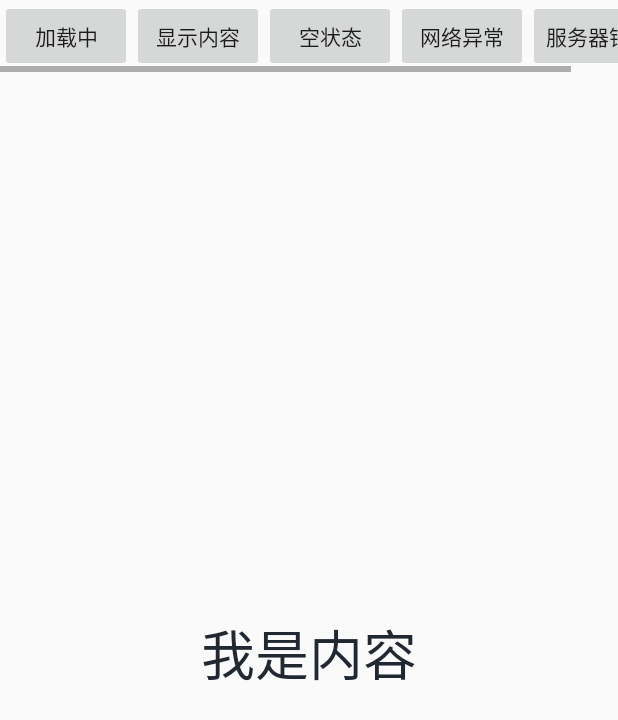
After one commit to KeWeize/PPUIMaster, an Android app: the PUIMultiStatesLayoutActivity screen opened directly, with no data from a screen before it, on a phone screen of 412 x 824 dp. The commit adds this screen. Shown: the top 720 px of the screen. Run offline under Robolectric (Android 15) with nearby library versions, the light colour scheme and no system bars; our stand-ins replace ButterKnife.

Commit message:
1.添加多状态布局 PUIMultiStatesLayout

```diff
--- a/app/src/main/AndroidManifest.xml
+++ b/app/src/main/AndroidManifest.xml
@@ -20,6 +20,7 @@
         <activity android:name=".widget.PUIRoundWidgetActivity" />
         <activity android:name=".widget.LayoutActivity" />
         <activity android:name=".widget.PUITopBarActivity" />
+        <activity android:name=".widget.PUIMultiStatesLayoutActivity" />
 
     </application>
 
--- a/app/src/main/java/com/pilaipiwang/ppuimaster/MainActivity.kt
+++ b/app/src/main/java/com/pilaipiwang/ppuimaster/MainActivity.kt
@@ -9,6 +9,7 @@ import com.chad.library.adapter.base.BaseViewHolder
 import com.pilaipiwang.ppuimaster.base.BaseActivity
 import com.pilaipiwang.ppuimaster.widget.PUIRoundWidgetActivity
 import com.pilaipiwang.ppuimaster.widget.LayoutActivity
+import com.pilaipiwang.ppuimaster.widget.PUIMultiStatesLayoutActivity
 import com.pilaipiwang.ppuimaster.widget.PUITopBarActivity
 import com.pilaipiwang.pui.widget.topbar.PUITopBar
 
@@ -18,7 +19,7 @@ class MainActivity : BaseActivity() {
     lateinit var mRecyclerView: RecyclerView
 
     private val mAdapter = MainAdapter()
-    private val mDataList = arrayListOf("Layout", "Round Widget", "PUITopBar")
+    private val mDataList = arrayListOf("Layout", "Round Widget", "PUITopBar", "PUIMultiStateLayout")
 
     override fun attrLayoutId(): Int = R.layout.activity_main
 
@@ -34,6 +35,8 @@ class MainActivity : BaseActivity() {
                     startActivity(Intent(this@MainActivity, PUIRoundWidgetActivity::class.java))
                 "PUITopBar" ->
                     startActivity(Intent(this@MainActivity, PUITopBarActivity::class.java))
+                "PUIMultiStateLayout" ->
+                    startActivity(Intent(this@MainActivity, PUIMultiStatesLayoutActivity::class.java))
             }
         }
         mAdapter.setNewData(mDataList)
--- /dev/null
+++ b/app/src/main/res/layout/activity_multistates.xml
@@ -0,0 +1,67 @@
+<?xml version="1.0" encoding="utf-8"?>
+<LinearLayout xmlns:android="http://schemas.android.com/apk/res/android"
+    xmlns:app="http://schemas.android.com/apk/res-auto"
+    xmlns:tools="http://schemas.android.com/tools"
+    android:layout_width="match_parent"
+    android:layout_height="match_parent"
+    android:orientation="vertical"
+    tools:context=".MainActivity">
+
+    <HorizontalScrollView
+        android:layout_width="match_parent"
+        android:layout_height="wrap_content">
+
+        <LinearLayout
+            android:layout_width="wrap_content"
+            android:layout_height="wrap_content"
+            android:orientation="horizontal">
+
+            <Button
+                android:id="@+id/btn_loading"
+                android:layout_width="wrap_content"
+                android:layout_height="wrap_content"
+                android:text="加载中" />
+
+            <Button
+                android:id="@+id/btn_content"
+                android:layout_width="wrap_content"
+                android:layout_height="wrap_content"
+                android:text="显示内容" />
+
+            <Button
+                android:id="@+id/btn_empty"
+                android:layout_width="wrap_content"
+                android:layout_height="wrap_content"
+                android:text="空状态" />
+
+            <Button
+                android:id="@+id/btn_netoff"
+                android:layout_width="wrap_content"
+                android:layout_height="wrap_content"
+                android:text="网络异常" />
+
+            <Button
+                android:id="@+id/btn_error"
+                android:layout_width="wrap_content"
+                android:layout_height="wrap_content"
+                android:text="服务器错误" />
+
+        </LinearLayout>
+
+    </HorizontalScrollView>
+
+    <com.pilaipiwang.pui.widget.multilayout.PUIDefaultMultiStatesLayout
+        android:id="@+id/stateslayout"
+        android:layout_width="match_parent"
+        android:layout_height="match_parent">
+
+        <TextView
+            android:layout_width="wrap_content"
+            android:layout_height="wrap_content"
+            android:layout_gravity="center"
+            android:text="我是内容"
+            android:textSize="36sp" />
+
+    </com.pilaipiwang.pui.widget.multilayout.PUIDefaultMultiStatesLayout>
+
+</LinearLayout>
--- /dev/null
+++ b/pmui/src/main/java/com/pilaipiwang/pui/widget/multilayout/PUIDefaultMultiStatesLayout.kt
@@ -0,0 +1,140 @@
+package com.pilaipiwang.pui.widget.multilayout
+
+import android.content.Context
+import android.util.AttributeSet
+import android.view.LayoutInflater
+import android.view.View
+import android.widget.Button
+import android.widget.ImageView
+import android.widget.TextView
+import com.pilaipiwang.pui.R
+
+/**
+ * @author: vitar
+ * @date:   2019/11/11
+ */
+class PUIDefaultMultiStatesLayout : PUIMultiStatesLayout {
+
+    private val mMultiStateViewProvider = object : PUIMultiStatesViewProvider {
+
+        override fun attachedLoadingLayout(context: Context): View? {
+            return makeSureLoadingView(context)
+        }
+
+        override fun attachedEmptyLayout(context: Context): View? {
+            return makeSureExceptionView(context)
+        }
+
+        override fun attachedNetOffLayout(context: Context): View? {
+            return makeSureExceptionView(context)
+        }
+
+        override fun attachedErrorLayout(context: Context): View? {
+            return makeSureExceptionView(context)
+        }
+    }
+
+    private var mCommExceptionView: View? = null
+    private var mExceptionIconIv: ImageView? = null
+    private var mExceptionTextTv: TextView? = null
+    private var mExceptionActionBtn: Button? = null
+
+    /**
+     * 属性
+     */
+    private var mEmptyResId = 0
+    private var mNetOffResId = 0
+    private var mErrorResId = 0
+    private var mEmptyText = ""
+    private var mNetOffText = ""
+    private var mErrorText = ""
+    private var mActionBtnText = ""
+    private var mIsActionBtnShow = false
+
+    constructor(context: Context) : this(context, null)
+    constructor(context: Context, attrs: AttributeSet?) : this(context, attrs, 0)
+    constructor(context: Context, attrs: AttributeSet?, defStyleAttr: Int) : super(
+        context,
+        attrs,
+        defStyleAttr
+    ) {
+        setMultiStatesViewProvider(mMultiStateViewProvider)
+    }
+
+    private fun initAttrs(context: Context, attrs: AttributeSet?, defStyleAttr: Int) {
+        val ta = context.obtainStyledAttributes(
+            attrs, R.styleable.PUIDefaultMultiStatesLayout, defStyleAttr, 0
+        )
+        mEmptyResId = ta.getResourceId(
+            R.styleable.PUIDefaultMultiStatesLayout_pui_default_multistates_empty_resId,
+            R.drawable.pui_default_ic_multi_states_empty
+        )
+        mNetOffResId = ta.getResourceId(
+            R.styleable.PUIDefaultMultiStatesLayout_pui_default_multistates_netoff_resId,
+            R.drawable.pui_default_ic_multi_states_netoff
+        )
+        mErrorResId = ta.getResourceId(
+            R.styleable.PUIDefaultMultiStatesLayout_pui_default_multistates_error_resId,
+            R.drawable.pui_default_ic_multi_states_error
+        )
+//        mEmptyText =
+//            ta.getString(R.styleable.PUIDefaultMultiStatesLayout_pui_default_multistates_error_text)
+//                ?: context.getString(R.string.default_multistatus_empty_text)
+//        mErrorText =
+//            ta.getString(R.styleable.PUIMultiStatusLayout_pp_multistatus_default_error_text)
+//                ?: context.getString(R.string.default_multistatus_error_text)
+//        mNetOffText =
+//            ta.getString(R.styleable.PUIMultiStatusLayout_pp_multistatus_default_netoff_text)
+//                ?: context.getString(R.string.default_multistatus_netoff_text)
+//        mActionBtnText =
+//            ta.getString(R.styleable.PUIMultiStatusLayout_pp_multistatus_default_action_text)
+//                ?: context.getString(R.string.default_multistatus_action_text)
+//        mIsActionBtnShow =
+//            ta.getBoolean(
+//                R.styleable.PUIMultiStatusLayout_pp_multistatus_default_action_show,
+//                false
+//            )
+        ta.recycle()
+    }
+
+    override fun showEmptyLayout() {
+        mExceptionTextTv?.text = "暂无相关数据"
+        super.showEmptyLayout()
+    }
+
+    override fun showNetOffLayout() {
+        mExceptionTextTv?.text = "网络异常，请重试"
+        super.showNetOffLayout()
+    }
+
+    override fun showErrorLayout() {
+        mExceptionTextTv?.text = "服务器错误，请重试"
+        super.showErrorLayout()
+    }
+
+    /**
+     * 返回异常视图
+     */
+    private fun makeSureExceptionView(context: Context): View {
+        if (mCommExceptionView == null) {
+            mCommExceptionView = LayoutInflater.from(context)
+                .inflate(R.layout.pui_include_default_multistatus_exception_layout, null)
+            mExceptionIconIv = mCommExceptionView!!.findViewById(R.id.iv_exception_icon)
+            mExceptionTextTv = mCommExceptionView!!.findViewById(R.id.tv_exception_text)
+            mExceptionActionBtn = mCommExceptionView!!.findViewById(R.id.btn_exception_action)
+        }
+        return mCommExceptionView!!
+    }
+
+    /**
+     * 返回加载视图
+     */
+    private fun makeSureLoadingView(context: Context): View {
+        if (mLoadingView == null) {
+            mLoadingView = LayoutInflater.from(context)
+                .inflate(R.layout.pui_include_default_multistatus_loading_layout, null)
+        }
+        return mLoadingView!!
+    }
+
+}
--- /dev/null
+++ b/pmui/src/main/java/com/pilaipiwang/pui/widget/multilayout/PUIMultiStatesLayout.kt
@@ -0,0 +1,267 @@
+package com.pilaipiwang.pui.widget.multilayout
+
+import android.content.Context
+import android.util.AttributeSet
+import android.view.InflateException
+import android.view.View
+import android.view.ViewGroup
+import android.view.animation.AlphaAnimation
+import android.widget.FrameLayout
+
+/**
+ * @author: vitar
+ * @date:   2019/11/11
+ */
+open class PUIMultiStatesLayout : FrameLayout {
+
+    private val TAG = PUIMultiStatesLayout::class.java.simpleName
+
+    companion object {
+        /**
+         * 切换动画状态
+         */
+        private const val ANIM_TIME_DELAYED: Long = 300
+        /**
+         * 内容布局状态
+         */
+        protected const val STATES_CONTENT = 0x01
+        /**
+         * 加载中状态
+         */
+        protected const val STATES_LOADING = 0x02
+        /**
+         * 空状态
+         */
+        protected const val STATES_EMPTY = 0x03
+        /**
+         * 网络异常
+         */
+        protected const val STATES_NETOFF = 0x04
+        /**
+         * 错误状态
+         */
+        protected const val STATES_ERROR = 0x05
+    }
+
+    /**
+     * 内容视图
+     */
+    protected var mContentView: View? = null
+    /**
+     * 加载视图
+     */
+    protected var mLoadingView: View? = null
+    /**
+     * 空视图
+     */
+    protected var mEmptyView: View? = null
+    /**
+     * 异常视图
+     */
+    protected var mNetOffView: View? = null
+    /**
+     * 错误视图
+     */
+    protected var mErrorView: View? = null
+
+    private var mCurStates = -1
+    private val DEFAULT_LAYOUT_PARAMS =
+        LayoutParams(LayoutParams.MATCH_PARENT, LayoutParams.MATCH_PARENT)
+
+    private var mPUIMultiStatesViewProvider: PUIMultiStatesViewProvider? = null
+
+    constructor(context: Context) : this(context, null)
+    constructor(context: Context, attrs: AttributeSet?) : this(context, attrs, 0)
+    constructor(context: Context, attrs: AttributeSet?, defStyleAttr: Int) : super(
+        context,
+        attrs,
+        defStyleAttr
+    )
+
+    override fun onAttachedToWindow() {
+        super.onAttachedToWindow()
+        if (mPUIMultiStatesViewProvider == null) {
+            throw InflateException(
+                "${PUIMultiStatesLayout::class.java.simpleName}'s mPUIMultiStatesViewProvider " +
+                        "should be assign value before onAttachedToWindow"
+            )
+        }
+        mLoadingView = mPUIMultiStatesViewProvider!!.attachedLoadingLayout(context)
+        mEmptyView = mPUIMultiStatesViewProvider!!.attachedEmptyLayout(context)
+        mNetOffView = mPUIMultiStatesViewProvider!!.attachedNetOffLayout(context)
+        mErrorView = mPUIMultiStatesViewProvider!!.attachedErrorLayout(context)
+        addViewByCheckLegal(mLoadingView)
+        addViewByCheckLegal(mEmptyView)
+        addViewByCheckLegal(mNetOffView)
+        addViewByCheckLegal(mErrorView)
+
+        // 初始化显示内容视图
+        showContentLayout()
+    }
+
+    /**
+     * 注入 PUIMultiStatesViewProvider
+     */
+    fun setMultiStatesViewProvider(provider: PUIMultiStatesViewProvider) {
+        this.mPUIMultiStatesViewProvider = provider
+    }
+
+    /**
+     * 显示内容视图
+     */
+    open fun showContentLayout() {
+        if (mCurStates == STATES_CONTENT) {
+            return
+        }
+        if (showGoalView(mContentView)) {
+            mCurStates = STATES_CONTENT
+        }
+    }
+
+    /**
+     * 显示正在加载中视图
+     */
+    open fun showLoadingLayout() {
+        if (mCurStates == STATES_LOADING) {
+            return
+        }
+        if (showGoalView(mLoadingView)) {
+            mCurStates = STATES_LOADING
+        }
+    }
+
+    /**
+     * 显示空状态视图
+     */
+    open fun showEmptyLayout() {
+        if (mCurStates == STATES_EMPTY) {
+            return
+        }
+        if (showGoalView(mEmptyView)) {
+            mCurStates = STATES_EMPTY
+        }
+    }
+
+    /**
+     * 显示网络异常视图
+     */
+    open fun showNetOffLayout() {
+        if (mCurStates == STATES_NETOFF) {
+            return
+        }
+        if (showGoalView(mNetOffView)) {
+            mCurStates = STATES_NETOFF
+        }
+
+    }
+
+    open fun showErrorLayout() {
+        if (mCurStates == STATES_ERROR) {
+            return
+        }
+        if (showGoalView(mErrorView)) {
+            mCurStates = STATES_ERROR
+        }
+    }
+
+    /**
+     * 显示当前层级下指定的子 View，并且隐藏其他子 View
+     * @return 切换显示是否成功，如果目标 view 为 null，或者目标 view 不存在与当前视图中返回 false
+     */
+    private fun showGoalView(view: View?): Boolean {
+        if (view == null || !checkIsInContainer(view)) {
+            return false
+        }
+        val count = childCount
+        for (i in 0 until count) {
+            val child = getChildAt(i)
+            if (child === view) {
+                child.visibility = View.VISIBLE
+                showDisplayAnimation(view)
+            } else {
+                child.visibility = View.GONE
+            }
+        }
+        return true
+    }
+
+    /**
+     * 执行View动画
+     */
+    private fun showDisplayAnimation(inView: View?) {
+        if (mCurStates == STATES_LOADING) {
+            // 过滤调 LoadingContainer 的进场动画，避免加载时间过短，导致进场动画还没开始执行就被切掉
+            return
+        }
+        val alpha = AlphaAnimation(0f, 1f)
+        alpha.duration = ANIM_TIME_DELAYED
+        inView?.startAnimation(alpha)
+    }
+
+    /**
+     * 用于检查添加的视图是否是内容视图
+     */
+    private fun checkContentView(view: View?) {
+        // 添加的是加载视图或内部异常视图
+        if (view === mLoadingView || view === mEmptyView || view === mNetOffView || view === mErrorView) {
+            return
+        }
+        if (mContentView != null && view !== mContentView) {
+            // 多布局控件只允许包裹一个子View内容
+            throw InflateException("${PUIMultiStatesLayout::class.java.simpleName} only one child view is allowed")
+        }
+        mContentView = view
+    }
+
+    /**
+     * 检查目标 view 是否存在于当前布局中
+     * 如果不存在则添加
+     */
+    private fun addViewByCheckLegal(view: View?) {
+        for (i in 0 until childCount) {
+            if (view == null || view === getChildAt(i)) {
+                return
+            }
+        }
+        addView(view, DEFAULT_LAYOUT_PARAMS)
+    }
+
+    /**
+     * 检查目标 view 是否存在于当前布局中
+     */
+    private fun checkIsInContainer(view: View?): Boolean {
+        for (i in 0 until childCount) {
+            if (view === getChildAt(i)) {
+                return true
+            }
+        }
+        return false
+    }
+
+    /**================== 重写addView方法，控制添加子内容View数量 ======================*/
+    override fun addView(child: View?) {
+        checkContentView(child)
+        super.addView(child)
+    }
+
+    override fun addView(child: View?, index: Int) {
+        checkContentView(child)
+        super.addView(child, index)
+    }
+
+    override fun addView(child: View?, width: Int, height: Int) {
+        checkContentView(child)
+        super.addView(child, width, height)
+    }
+
+    override fun addView(child: View?, params: ViewGroup.LayoutParams?) {
+        checkContentView(child)
+        super.addView(child, params)
+    }
+
+    override fun addView(child: View?, index: Int, params: ViewGroup.LayoutParams?) {
+        checkContentView(child)
+        super.addView(child, index, params)
+    }
+
+}
--- /dev/null
+++ b/pmui/src/main/java/com/pilaipiwang/pui/widget/multilayout/PUIMultiStatesViewProvider.kt
@@ -0,0 +1,32 @@
+package com.pilaipiwang.pui.widget.multilayout
+
+import android.content.Context
+import android.view.View
+
+/**
+ * @author: vitar
+ * @date:   2019/11/11
+ */
+interface PUIMultiStatesViewProvider {
+
+    /**
+     * 提供加载中状态视图
+     */
+    fun attachedLoadingLayout(context: Context): View?
+
+    /**
+     * 提供空状态视图
+     */
+    fun attachedEmptyLayout(context: Context): View?
+
+    /**
+     * 提供网络异常视图
+     */
+    fun attachedNetOffLayout(context: Context): View?
+
+    /**
+     * 提供错误状态视图
+     */
+    fun attachedErrorLayout(context: Context): View?
+
+}
```
Also changed, not shown: app/src/main/java/com/pilaipiwang/ppuimaster/widget/PUIMultiStatesLayoutActivity.kt (added, +40 -0 lines), pmui/src/main/res/layout/pui_include_default_multistatus_exception_layout.xml (added, +44 -0 lines), pmui/src/main/res/layout/pui_include_default_multistatus_loading_layout.xml (added, +14 -0 lines), pmui/src/main/res/values/pui_attrs_widget.xml (+11 -0 lines), pmui/src/main/res/values/pui_config_string.xml (added, +8 -0 lines), pmui/src/main/res/drawable/pui_default_ic_multi_states_empty.png (added), pmui/src/main/res/drawable/pui_default_ic_multi_states_error.png (added), pmui/src/main/res/drawable/pui_default_ic_multi_states_netoff.png (added).
